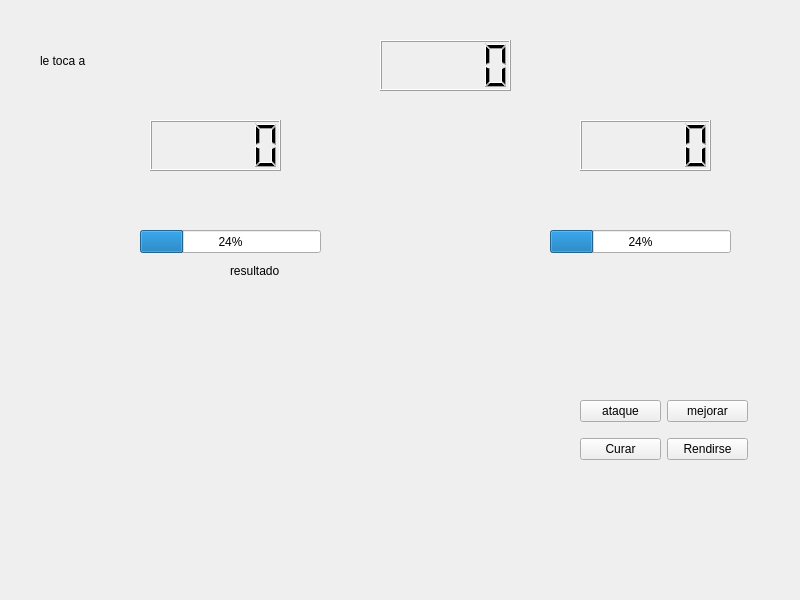
Qt form PrayToWin/mainwindow.ui (tomachiro/proyecto-tel102-Pray-to-Win) before a commit.
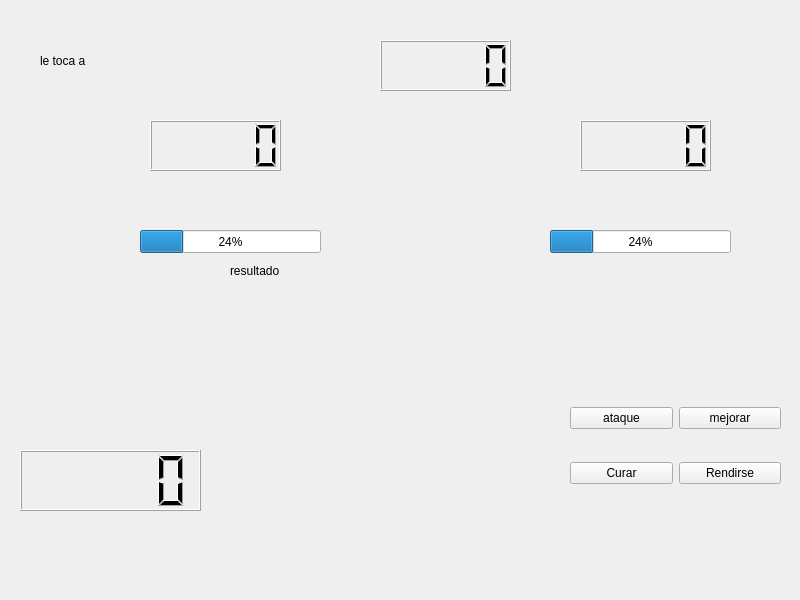
The same form after that commit. The open tabs and pages were chosen to show the change. Custom widgets are drawn as their Qt base class.

Patch:
```diff
--- a/PrayToWin/mainwindow.ui
+++ b/PrayToWin/mainwindow.ui
@@ -158,10 +158,10 @@
      <widget class="QWidget" name="gridLayoutWidget">
       <property name="geometry">
        <rect>
-        <x>580</x>
-        <y>370</y>
-        <width>168</width>
-        <height>80</height>
+        <x>570</x>
+        <y>360</y>
+        <width>211</width>
+        <height>131</height>
        </rect>
       </property>
       <layout class="QGridLayout" name="gridLayout">
@@ -286,6 +286,36 @@
        <number>24</number>
       </property>
      </widget>
+     <widget class="CharacterWidget" name="widget" native="true">
+      <property name="geometry">
+       <rect>
+        <x>150</x>
+        <y>280</y>
+        <width>120</width>
+        <height>180</height>
+       </rect>
+      </property>
+     </widget>
+     <widget class="CharacterWidget" name="widget_2" native="true">
+      <property name="geometry">
+       <rect>
+        <x>450</x>
+        <y>270</y>
+        <width>120</width>
+        <height>180</height>
+       </rect>
+      </property>
+     </widget>
+     <widget class="QLCDNumber" name="timerDisplay">
+      <property name="geometry">
+       <rect>
+        <x>20</x>
+        <y>430</y>
+        <width>181</width>
+        <height>61</height>
+       </rect>
+      </property>
+     </widget>
     </widget>
     <widget class="QWidget" name="personajes">
      <property name="maximumSize">
@@ -534,6 +564,14 @@
    </property>
   </widget>
  </widget>
+ <customwidgets>
+  <customwidget>
+   <class>CharacterWidget</class>
+   <extends>QWidget</extends>
+   <header>DisenoPersonajes.h</header>
+   <container>1</container>
+  </customwidget>
+ </customwidgets>
  <resources/>
  <connections/>
 </ui>
```
